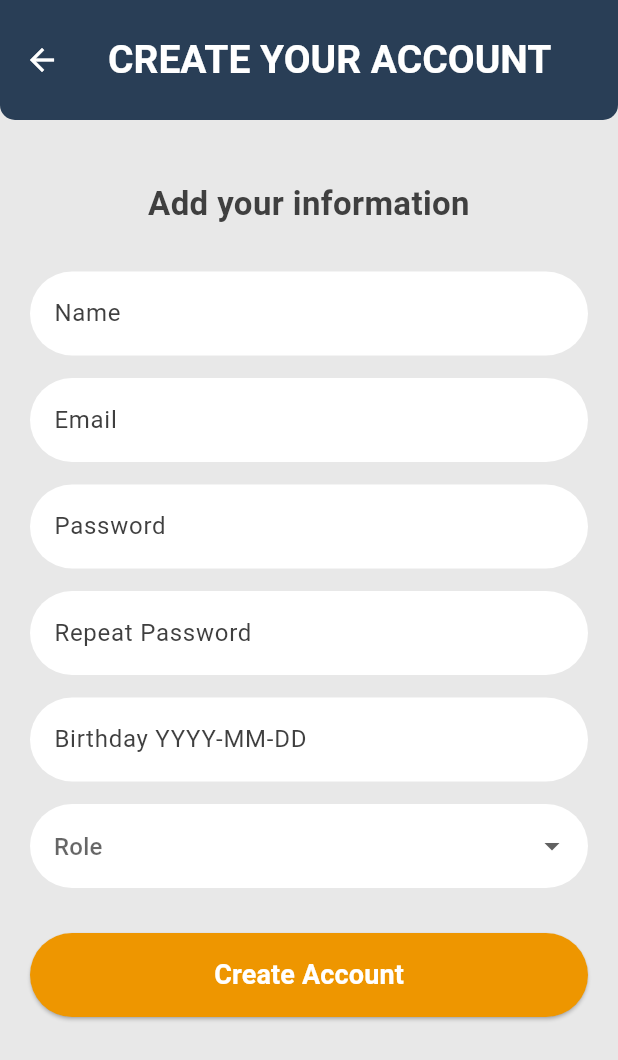
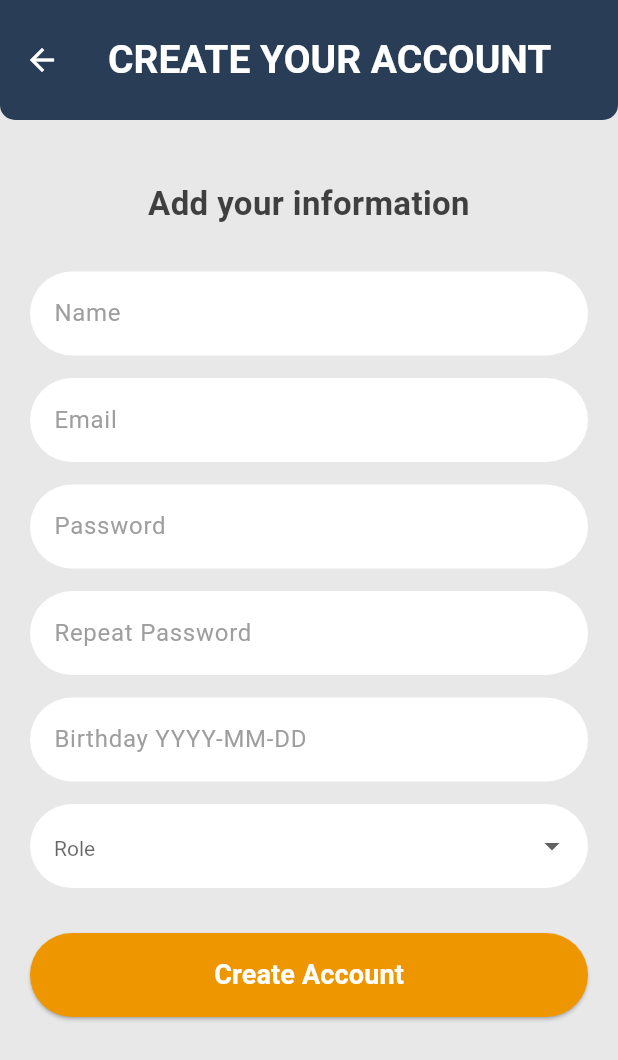
Before and after one commit to postrenan/MyGuide-Mobile, a Flutter app: the CreateAccount screen opened directly, on a phone screen of 412 x 824 dp. Shown: the top 1060 px of the screen. Run offline on Flutter 3.47's test engine with Material 3 defaults, Android fonts, the phone set to English and light mode, and no system bars; generated files the repository leaves out were written again.

```diff
--- a/myguide_app/lib/pages/login/create_account.dart
+++ b/myguide_app/lib/pages/login/create_account.dart
@@ -1,8 +1,6 @@
 import 'package:flutter/material.dart';
 import 'package:flutter_gen/gen_l10n/app_localizations.dart';
 import '../../models/myguide_appbar.dart';
-
-import 'login.dart';
 
 class CreateAccount extends StatelessWidget {
   CreateAccount({super.key});
@@ -38,6 +36,7 @@ class CreateAccount extends StatelessWidget {
                     filled: true,
                     fillColor: Colors.white,
                     hintText: AppLocalizations.of(context)!.createNameTxt,
+                    hintStyle: const TextStyle(color: Colors.grey),
                     border: OutlineInputBorder(
                       borderRadius: BorderRadius.circular(30),
                       borderSide: BorderSide.none,
@@ -58,6 +57,7 @@ class CreateAccount extends StatelessWidget {
                     filled: true,
                     fillColor: Colors.white,
                     hintText: 'Email',
+                    hintStyle: const TextStyle(color: Colors.grey),
                     border: OutlineInputBorder(
                       borderRadius: BorderRadius.circular(30),
                       borderSide: BorderSide.none,
@@ -81,6 +81,7 @@ class CreateAccount extends StatelessWidget {
                     filled: true,
                     fillColor: Colors.white,
                     hintText: AppLocalizations.of(context)!.createPasswordTxt,
+                    hintStyle: const TextStyle(color: Colors.grey),
                     border: OutlineInputBorder(
                       borderRadius: BorderRadius.circular(30),
                       borderSide: BorderSide.none,
@@ -106,6 +107,7 @@ class CreateAccount extends StatelessWidget {
                     filled: true,
                     fillColor: Colors.white,
                     hintText: AppLocalizations.of(context)!.repeatPasswordTxt,
+                    hintStyle: const TextStyle(color: Colors.grey),
                     border: OutlineInputBorder(
                       borderRadius: BorderRadius.circular(30),
                       borderSide: BorderSide.none,
@@ -127,6 +129,7 @@ class CreateAccount extends StatelessWidget {
                     filled: true,
                     fillColor: Colors.white,
                     hintText: AppLocalizations.of(context)!.createBirthdayTxt,
+                    hintStyle: const TextStyle(color: Colors.grey),
                     border: OutlineInputBorder(
                       borderRadius: BorderRadius.circular(30),
                       borderSide: BorderSide.none,
@@ -150,16 +153,24 @@ class CreateAccount extends StatelessWidget {
                   items: [
                     DropdownMenuItem(
                       value: 'Tourist',
-                      child: Text(AppLocalizations.of(context)!.roleTourist),
+                      child: Text(
+                        AppLocalizations.of(context)!.roleTourist,
+                        style: const TextStyle(color: Colors.grey),
+                      ),
                     ),
                     DropdownMenuItem(
                       value: 'Administrator',
-                      child:
-                          Text(AppLocalizations.of(context)!.roleAdministrator),
+                      child: Text(
+                        AppLocalizations.of(context)!.roleAdministrator,
+                        style: const TextStyle(color: Colors.grey),
+                      ),
                     ),
                     DropdownMenuItem(
                       value: 'Owner Shop',
-                      child: Text(AppLocalizations.of(context)!.roleOwnerShop),
+                      child: Text(
+                        AppLocalizations.of(context)!.roleOwnerShop,
+                        style: const TextStyle(color: Colors.grey),
+                      ),
                     ),
                   ],
                   onChanged: (value) {
@@ -169,11 +180,15 @@ class CreateAccount extends StatelessWidget {
                     filled: true,
                     fillColor: Colors.white,
                     hintText: AppLocalizations.of(context)!.createRoleTxt,
+                    hintStyle: const TextStyle(
+                        color: Colors.grey), // Color gris para el hint
                     border: OutlineInputBorder(
                       borderRadius: BorderRadius.circular(30),
                       borderSide: BorderSide.none,
                     ),
                   ),
+                  style: const TextStyle(
+                      color: Colors.grey), // Estilo para el valor seleccionado
                   validator: (value) {
                     if (value == null || value.isEmpty) {
                       return AppLocalizations.of(context)!.validationSelectRole;
```
